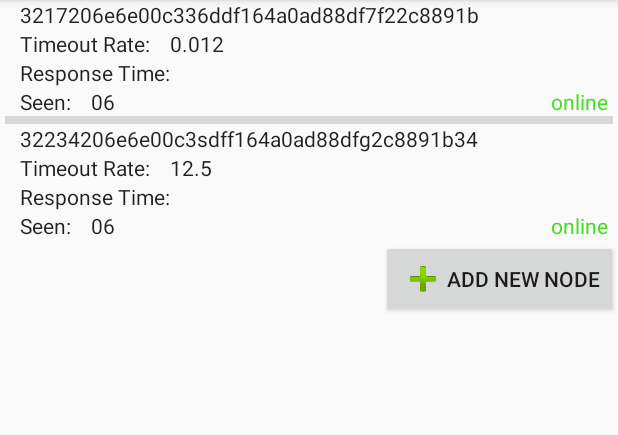
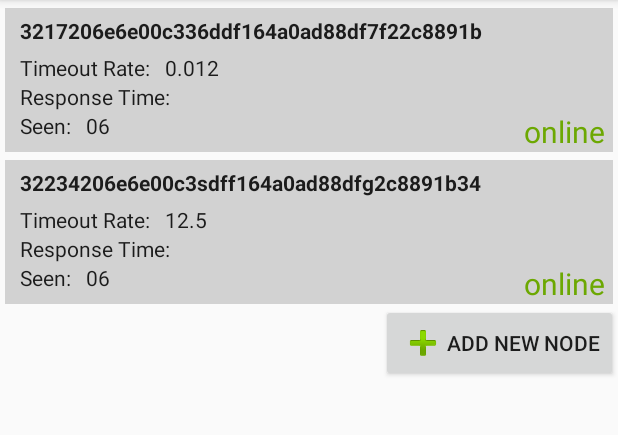
Before and after one commit to geckogecko/storj_hoststats_app, an Android app: the screen it shows after launch (MainActivity), on a phone screen of 412 x 824 dp, the part 84-519 px from its top. Run offline under Robolectric (Android 15) with nearby library versions, the light colour scheme and no system bars.

Commit message:
improved styling

```diff
--- a/storj_hoststats_app/app/src/main/res/layout/activity_main_row.xml
+++ b/storj_hoststats_app/app/src/main/res/layout/activity_main_row.xml
@@ -67,7 +67,7 @@
     <!-- Status -->
     <TextView
         android:id="@+id/textView_status"
-        style="@style/ListView.NodeStats"
+        style="@style/ListView.NodeStats.Status"
         android:layout_below="@id/textView_reponse_time_label"
         android:layout_alignParentRight="true"
         android:layout_width="wrap_content"
--- a/storj_hoststats_app/app/src/main/res/values/colors.xml
+++ b/storj_hoststats_app/app/src/main/res/values/colors.xml
@@ -6,7 +6,8 @@
 
     <color name="light_grey">#fafafa</color>
     <color name="grey">#d6d7d7</color>
+    <color name="dark_grey">#d2d2d2</color>
 
     <color name="red">#df3b41</color>
-    <color name="green">#48de26</color>
+    <color name="green">#6ca802</color>
 </resources>
--- a/storj_hoststats_app/app/src/main/res/values/styles.xml
+++ b/storj_hoststats_app/app/src/main/res/values/styles.xml
@@ -10,18 +10,28 @@
 
 
     <style name="ListView" parent="AppTheme">
-        <item name="android:divider">@color/grey</item>
+        <item name="android:background">@color/dark_grey</item>
+        <item name="android:divider">@color/light_grey</item>
         <item name="android:dividerHeight">5.0sp</item>
         <item name="android:layout_marginLeft">3.0sp</item>
         <item name="android:layout_marginRight">3.0sp</item>
+        <item name="android:layout_marginTop">5.0sp</item>
     </style>
 
     <style name="ListView.NodeId" parent="AppTheme">
+        <item name="android:layout_marginTop">5.0sp</item>
+        <item name="android:layout_marginLeft">10sp</item>
+        <item name="android:layout_marginBottom">5.0sp</item>
+        <item name="android:textStyle">bold</item>
+    </style>
+
+    <style name="ListView.NodeStats" parent="AppTheme">
         <item name="android:layout_marginLeft">10sp</item>
     </style>
 
-    <style name="ListView.NodeStats">
-        <item name="android:layout_marginLeft">10sp</item>
+    <style name="ListView.NodeStats.Status" parent="AppTheme">
+        <item name="android:layout_marginRight">5sp</item>
+        <item name="android:textSize">20sp</item>
     </style>
 
     <style name="AddNewRow" parent="AppTheme">
```
Also changed, not shown: 1 other file.
